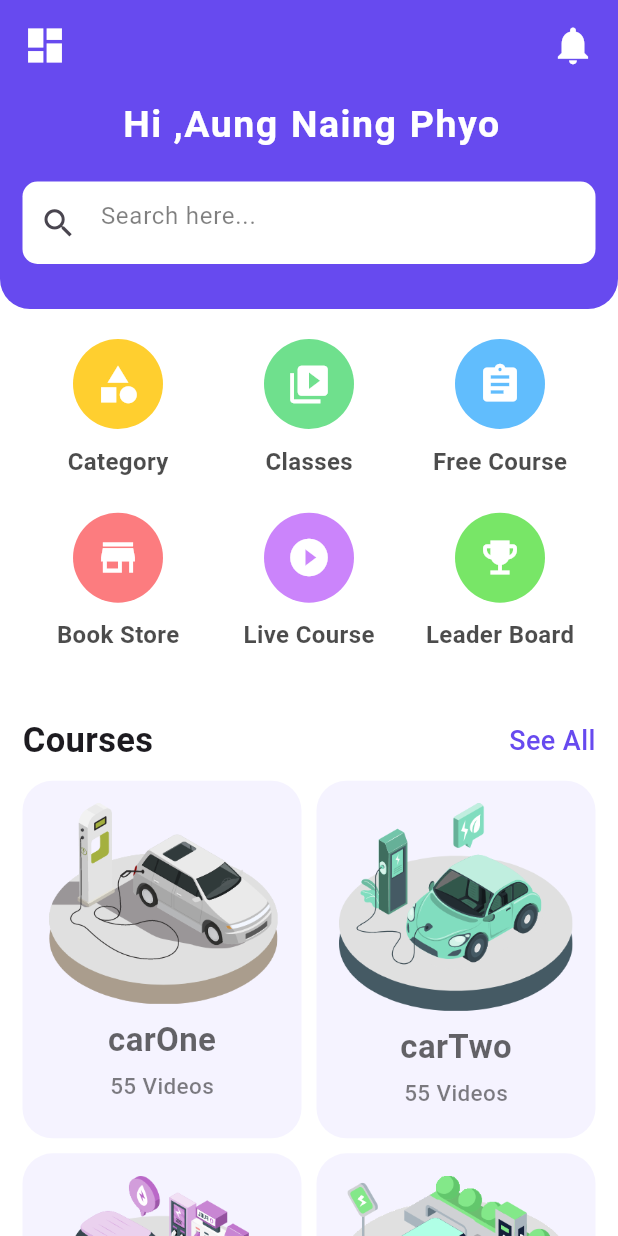
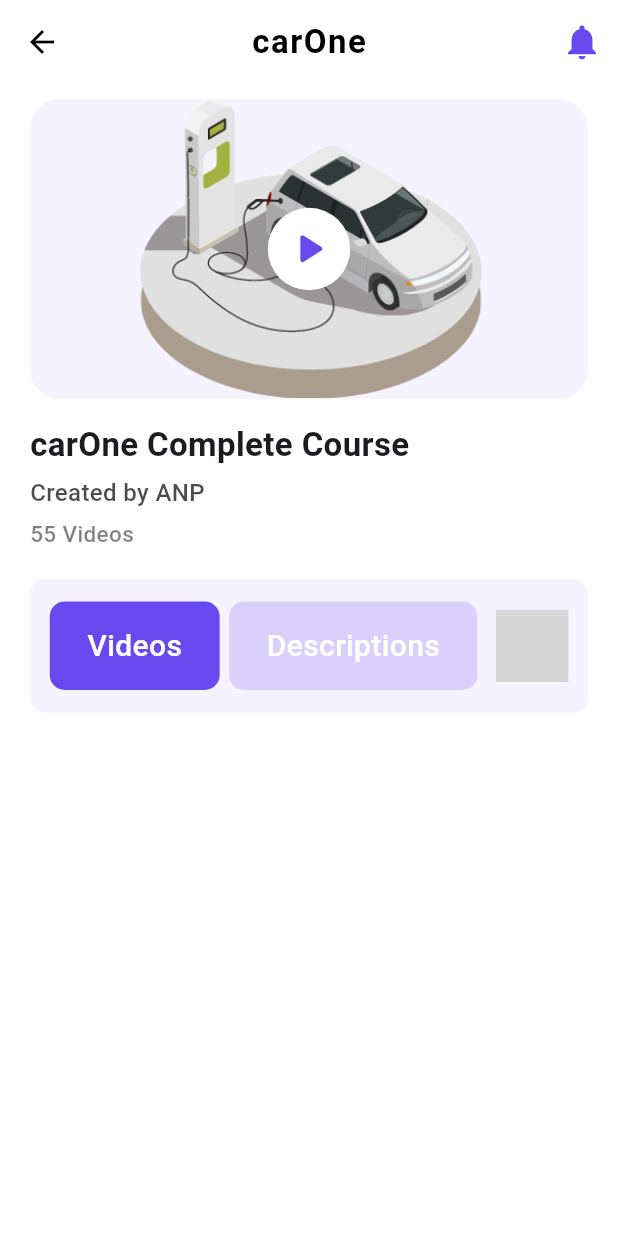
Before and after one commit to AungNaingPhyo2006/shwe_kabaw, a Flutter app: the HomeScreen screen opened directly, after a tap on "carOne", on a phone screen of 412 x 824 dp. Run offline on Flutter 3.47's test engine with Material 3 defaults, Android fonts, the phone set to English and light mode, and no system bars; our stand-ins replace dio, pretty_dio_logger, retrofit; generated files the repository leaves out were written again; statements that could not run were skipped; grey boxes are pictures that could not be loaded.

Commit message:
education design

```diff
--- /dev/null
+++ b/lib/views/course_screen.dart
@@ -0,0 +1,153 @@
+import 'package:flutter/material.dart';
+import 'package:shwe_kabaw/widgets/video_section.dart';
+import 'package:shwe_kabaw/widgets/description_section.dart';
+
+
+class CourseScreen extends StatefulWidget {
+  // const CourseScreen({super.key});
+  String img;
+  CourseScreen(this.img);
+  @override
+  State<CourseScreen> createState() => _CourseScreenState();
+}
+
+class _CourseScreenState extends State<CourseScreen> {
+
+  bool isVideosSection = true ;
+
+  @override
+  Widget build(BuildContext context) {
+    return Scaffold(
+      appBar: AppBar(
+        foregroundColor: Colors.black,
+        backgroundColor: Colors.white,
+        elevation: 0,
+        centerTitle: true,
+        title: Text(widget.img, style: TextStyle(
+          fontWeight: FontWeight.bold,
+          letterSpacing: 1,
+        )
+        ),
+        actions: [
+          Padding(
+            padding : EdgeInsets.only(right: 10),
+            child: Icon(Icons.notifications,
+            size: 28,
+            color: Color(0xFF674AEF))
+            ),
+
+        ]
+      ),
+      body: Padding(
+        padding: EdgeInsets.symmetric(vertical: 10, horizontal: 20),
+        child: ListView(
+          children: [
+            Container(
+              padding:EdgeInsets.all(5),
+              width: MediaQuery.of(context).size.width,
+              height: 200,
+              decoration: BoxDecoration(
+                borderRadius: BorderRadius.circular(20),
+                color: Color(0xFFF5F3FF),
+                image: DecorationImage(image: AssetImage( 'assets/images/${widget.img}.png')
+              )
+            ),
+            child: Center(
+              child: Container(
+                padding: EdgeInsets.all(10),
+                decoration: BoxDecoration(
+                  color: Colors.white,
+                  shape: BoxShape.circle,
+                ),
+                child: Icon(
+                  Icons.play_arrow_rounded,
+                  color:Color(0xFF674AEF),
+                  size: 35
+                )
+              )
+            )
+            ),
+            SizedBox(height: 15),
+            Text("${widget.img} Complete Course",
+            style: TextStyle(
+              fontSize: 22,
+              fontWeight: FontWeight.w600,
+            )
+            ),
+            SizedBox(height: 5),
+            Text("Created by ANP",
+            style: TextStyle(
+              fontSize: 16,
+              fontWeight: FontWeight.w500,
+              color : Colors.black.withOpacity(0.7)
+            )
+            ),
+             SizedBox(height: 5),
+            Text("55 Videos",
+            style: TextStyle(
+              fontSize: 15,
+              fontWeight: FontWeight.w500,
+              color : Colors.black.withOpacity(0.5)
+            )
+            ),
+            SizedBox(height: 20),
+            Container(
+              padding: EdgeInsets.symmetric(horizontal: 10, vertical: 15),
+              decoration: BoxDecoration(
+                color:Color(0xFFF5F3FF),
+                borderRadius: BorderRadius.circular(10)
+              ),
+              child: Row(
+                mainAxisAlignment: MainAxisAlignment.spaceAround,
+                children: [
+                  Material(
+                    color: isVideosSection ? Color(0xFF674AEF) : Color(0xFF674AEF).withOpacity(0.2),
+                    borderRadius: BorderRadius.circular(10),
+                    child: InkWell(
+                      onTap: (){
+                        setState(() {
+                          isVideosSection = true;
+                        });
+                      },
+                      child: Container(
+                        padding: EdgeInsets.symmetric(vertical: 15, horizontal: 25),
+                        child: Text("Videos",style: TextStyle(
+                          color : Colors.white,
+                          fontSize: 20,
+                          fontWeight: FontWeight.w500
+                        ) )
+                      )
+                    )
+                  ),
+                   Material(
+                    color: isVideosSection ? Color(0xFF674AEF).withOpacity(0.2) : Color(0xFF674AEF),
+                    borderRadius: BorderRadius.circular(10),
+                    child: InkWell(
+                      onTap: (){
+                         setState(() {
+                          isVideosSection = false;
+                        });
+                      },
+                      child: Container(
+                        padding: EdgeInsets.symmetric(vertical: 15, horizontal: 25),
+                        child: Text("Descriptions",style: TextStyle(
+                          color : Colors.white,
+                          fontSize: 20,
+                          fontWeight: FontWeight.w500
+                        ) )
+                      )
+                    )
+                  ),
+
+                  //Create two sections for Videos and Descriptions
+                  SizedBox(height: 10),
+                  isVideosSection ? VideoSection() :  DescriptionSection()
+                ]
+              )
+            )
+          ]
+        )
+      )
+    );
+  }
+}
--- a/lib/views/home_screen.dart
+++ b/lib/views/home_screen.dart
@@ -1,4 +1,5 @@
 import 'package:flutter/material.dart';
+import 'package:shwe_kabaw/views/course_screen.dart';
 
 class HomeScreen extends StatelessWidget {
   const HomeScreen({super.key});
@@ -166,7 +167,15 @@ static const imageList = [
                   ),
                   itemBuilder: (context, index) {
                     return InkWell(
-                      onTap: (){},
+                      onTap: (){
+                        Navigator.push(
+                          context,
+                           MaterialPageRoute(
+                            builder: (context) =>
+                            CourseScreen(imageList[index]),
+                            ),
+                        );
+                      },
                       child: Container(
                         padding: EdgeInsets.symmetric(vertical: 10 , horizontal: 10),
                         decoration: BoxDecoration(
@@ -208,6 +217,19 @@ static const imageList = [
         )
         ],
       ),
+      bottomNavigationBar: BottomNavigationBar(
+        iconSize: 32,
+        selectedItemColor: Color(0xFF674AEF),
+        selectedFontSize: 18,
+        unselectedItemColor: Colors.grey,
+        showUnselectedLabels: true,
+        items: [
+          BottomNavigationBarItem(icon: Icon(Icons.home), label: 'Home'),
+          BottomNavigationBarItem(icon: Icon(Icons.assignment), label: 'Courses'),
+          BottomNavigationBarItem(icon: Icon(Icons.favorite), label: 'Wishlist'),
+          BottomNavigationBarItem(icon: Icon(Icons.person), label: 'Account'),
+
+        ])
     );
 
   }
--- a/lib/views/welcome_screen.dart
+++ b/lib/views/welcome_screen.dart
@@ -126,4 +126,4 @@ class WelcomeScreen extends StatelessWidget {
   }
 }
 
-//https://www.youtube.com/watch?v=ucwBcTgxyME  26:00
+//https://www.youtube.com/watch?v=ucwBcTgxyME  31:51
```
Also changed, not shown: lib/widgets/description_section.dart (added, +37 -0 lines), lib/widgets/video_section.dart (added, +33 -0 lines).
